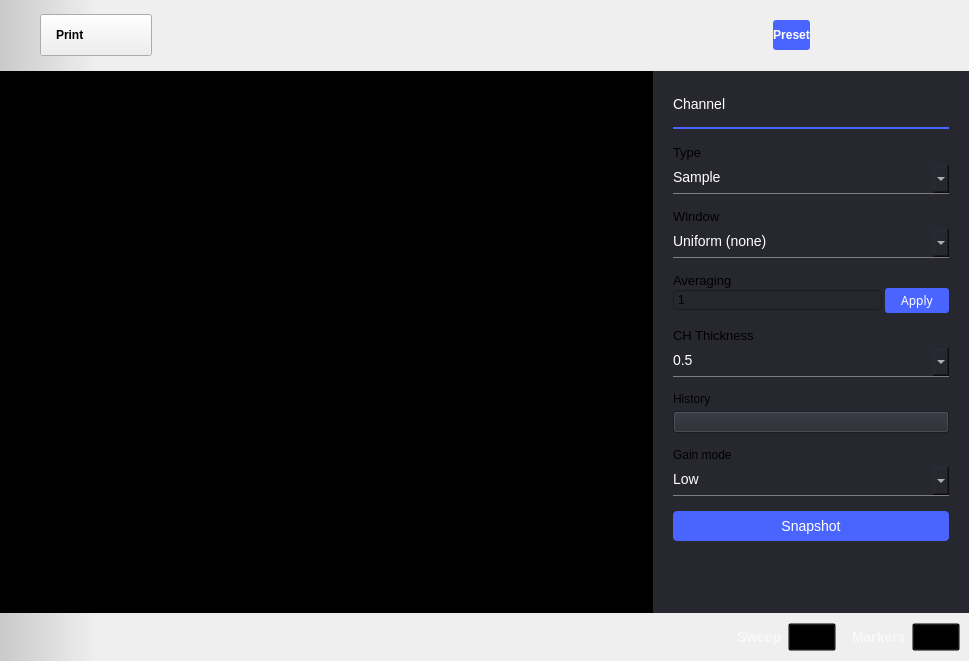
Old version of the form ui/spectrum_analyzer.ui in the repository analogdevicesinc/scopy.
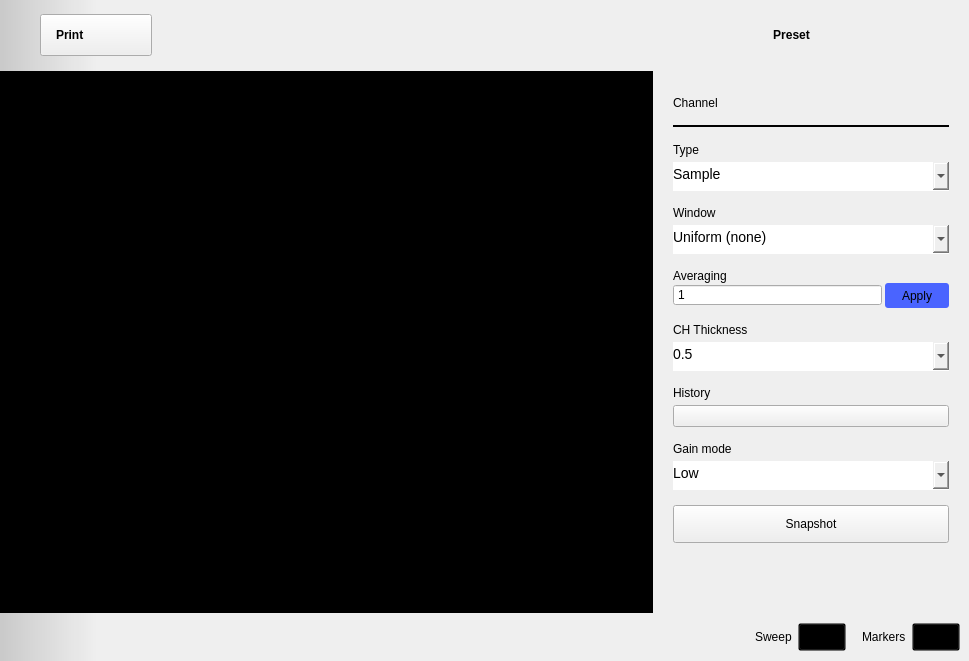
New version of the form. The open tabs and pages were chosen to show the change. Icons and pictures are not drawn. Custom widgets are drawn as their Qt base class.

The edit to the form file:
```diff
--- a/ui/spectrum_analyzer.ui
+++ b/ui/spectrum_analyzer.ui
@@ -52,7 +52,6 @@
 {
   height: 24px;
   border: 0px;
-  color: white;
   font-size: 14px;
   border-bottom: 1px solid rgba(255, 255, 255, 102);
   padding-bottom: 4px;
@@ -210,21 +209,12 @@
          <widget class="QPushButton" name="btnPreset">
           <property name="styleSheet">
            <string notr="true">QPushButton {
-color: white;
-background-color: #4A64FF;
-
 font-size: 12px;
 font-weight: bold;
 height: 30px;
 border-width: 0px;
 border-radius: 3px;
 min-width: 6em;
-}
-QPushButton:disabled {
-background-color: grey;
-}
-QPushButton:checked {
-background-color: #F45000;
 }</string>
           </property>
           <property name="text">
@@ -522,13 +512,7 @@
         <item>
          <widget class="adiscope::MenuAnim" name="rightMenu" native="true">
           <property name="styleSheet">
-           <string notr="true">QWidget#rightMenu {
-  background-color: qlineargradient(spread:pad, x1:0, y1:0, x2:0, y2:1, stop:0 rgba(35, 35, 43, 255), stop:0.1 rgba(39, 39, 48, 255), stop: 0.9 rgba(39, 39, 48, 255), stop: 1 rgba(35, 35, 43, 255));
-}
-
-QWidget {
-   background-color: rgba(39, 39, 48, 255);
-}</string>
+           <string notr="true"/>
           </property>
           <layout class="QVBoxLayout" name="verticalLayout_2">
            <property name="spacing">
@@ -576,11 +560,6 @@
                </property>
                <item>
                 <widget class="QLabel" name="channelSettingsTitle">
-                 <property name="styleSheet">
-                  <string notr="true"> color: white;
-    font-size: 14px;
-    font-weight: normal;</string>
-                 </property>
                  <property name="text">
                   <string>Channel</string>
                  </property>
@@ -600,9 +579,6 @@
                    <height>16777215</height>
                   </size>
                  </property>
-                 <property name="styleSheet">
-                  <string notr="true">color: #4A64FF;</string>
-                 </property>
                  <property name="frameShadow">
                   <enum>QFrame::Plain</enum>
                  </property>
@@ -624,9 +600,6 @@
                  </property>
                  <item>
                   <widget class="QLabel" name="label_type">
-                   <property name="styleSheet">
-                    <string notr="true"> font-size: 13px;</string>
-                   </property>
                    <property name="text">
                     <string>Type</string>
                    </property>
@@ -658,9 +631,6 @@
                  </property>
                  <item>
                   <widget class="QLabel" name="label_window">
-                   <property name="styleSheet">
-                    <string notr="true"> font-size: 13px;</string>
-                   </property>
                    <property name="text">
                     <string>Window</string>
                    </property>
@@ -701,9 +671,6 @@
                      <verstretch>0</verstretch>
                     </sizepolicy>
                    </property>
-                   <property name="styleSheet">
-                    <string notr="true"> font-size: 13px;</string>
-                   </property>
                    <property name="text">
                     <string>Averaging</string>
                    </property>
@@ -756,30 +723,14 @@
                    </property>
                    <property name="styleSheet">
                     <string notr="true">QPushButton {
-color: white;
-background-color: #4a64ff;
-font-family:  14pt;
 border-width: 0px;
 border-radius: 3px;
 min-width: 64px;
 }
-QPushButton:disabled {
-background-color: grey;
-}
-QPushButton:pressed {
-background-color: #F45000;
-}
 
 QPushButton:enabled:!pressed { background-color: #4a64ff; }
 QPushButton[valid=true]:enabled:!pressed { background-color: #4a64ff; }
-QPushButton[invalid=true]:enabled:!pressed { background-color: #4a64ff; }
-QPushButton:pressed {
-background-color: #4a64ff;
-}
-QPushButton:hover
-{
-	 background-color: #4a34ff;
-}</string>
+QPushButton[invalid=true]:enabled:!pressed { background-color: #4a64ff; }</string>
                    </property>
                    <property name="text">
                     <string>Apply</string>
@@ -798,9 +749,6 @@
                  </property>
                  <item>
                   <widget class="QLabel" name="label_thickness">
-                   <property name="styleSheet">
-                    <string notr="true"> font-size: 13px;</string>
-                   </property>
                    <property name="text">
                     <string>CH Thickness</string>
                    </property>
@@ -926,28 +874,9 @@
                   <string notr="true">QPushButton{
   width: 175px;
   height: 30px;
-  border-radius: 4px;
-  background-color: #4a64ff;
-  
-  font-size: 14px;
   font-weight: normal;
   font-style: normal;
   text-align: center;
-  color: #ffffff;
-}
-
-
-QPushButton:disabled {
-  background-color: grey;
-  color:white;
-}
-
-QPushButton:pressed {
-  background-color: #2a44df;
-}
-
-QPushButton:hover {
-	background-color: #4a34ff;
 }</string>
                  </property>
                  <property name="text">
@@ -2440,8 +2369,6 @@
   background-color: transparent;
   font-size: 14px;
   font-weight: bold;
-
-  color: rgba(255, 255, 255, 153);
 }
 
 QCheckBox::indicator {
@@ -2461,14 +2388,7 @@
 QPushButton:pressed { border-image: url(:/icons/setup_btn_checked.svg); }
 QPushButton:!pressed { border-image: url(:/icons/setup_btn_unchecked.svg); }
 QPushButton:hover:!pressed:!checked { border-image: url(:/icons/setup_btn_hover.svg); }
-QPushButton:checked { border-image: url(:/icons/setup_btn_checked.svg); }
-
-QLabel {
-  font-size: 14px;
-  font-weight: bold;
-
-  color: rgba(255, 255, 255, 153);
-}</string>
+QPushButton:checked { border-image: url(:/icons/setup_btn_checked.svg); }</string>
           </property>
           <layout class="QHBoxLayout" name="horizontalLayout">
            <item>
```
Left out of the diff: 217 changed lines with no effect on the pictures.
